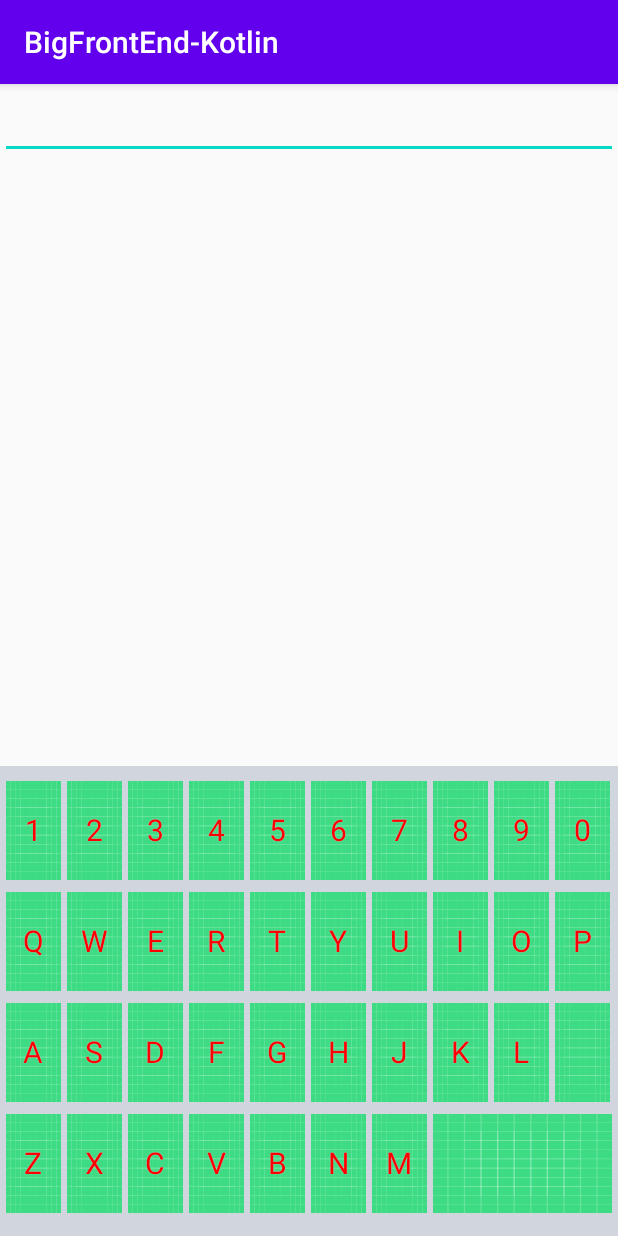
After one commit to kalusyu/BigFrontEnd-Kotlin, an Android app: the KeyboardActivity screen opened directly, with no data from a screen before it, on a phone screen of 412 x 824 dp. The commit adds this screen. Run offline under Robolectric (Android 15) with nearby library versions, the phone set to English and light mode, and no system bars; libraries missing offline, so code that uses them is left out: com.blankj.utilcode.

Commit message:
[feat][custom keyboard]

```diff
--- a/app/src/main/AndroidManifest.xml
+++ b/app/src/main/AndroidManifest.xml
@@ -18,6 +18,7 @@
         android:supportsRtl="true"
         android:theme="@style/AppTheme">
         <activity android:name=".h264decode.H264Activity"></activity>
+        <activity android:name=".custominput.KeyboardActivity"></activity>
         <activity android:name=".DemoActivity">
             <intent-filter>
                 <action android:name="android.intent.action.MAIN" />
--- a/app/src/main/java/com/kalusyu/bigfrontend_kotlin/DemoActivity.kt
+++ b/app/src/main/java/com/kalusyu/bigfrontend_kotlin/DemoActivity.kt
@@ -13,6 +13,7 @@ import androidx.core.app.ActivityCompat
 import androidx.core.content.ContextCompat
 import com.blankj.utilcode.util.TimeUtils
 import com.kalusyu.bigfrontend_kotlin.camerax.CameraActivity
+import com.kalusyu.bigfrontend_kotlin.custominput.KeyboardActivity
 import com.kalusyu.bigfrontend_kotlin.h264decode.H264Activity
 import com.kalusyu.bigfrontend_kotlin.mediacodec.MediaCodecActivity
 import kotlinx.android.synthetic.main.demo_layout.*
@@ -48,6 +49,10 @@ class DemoActivity : AppCompatActivity() {
 
         btn4.setOnClickListener {
             val intent = Intent(this, H264Activity::class.java)
+            startActivity(intent)
+        }
+        btn5.setOnClickListener {
+            val intent = Intent(this, KeyboardActivity::class.java)
             startActivity(intent)
         }
 
--- /dev/null
+++ b/app/src/main/java/com/kalusyu/bigfrontend_kotlin/custominput/CarKeyboardView.java
@@ -0,0 +1,93 @@
+package com.kalusyu.bigfrontend_kotlin.custominput;
+
+import android.annotation.SuppressLint;
+import android.content.Context;
+import android.graphics.Canvas;
+import android.graphics.Paint;
+import android.graphics.Rect;
+import android.graphics.Typeface;
+import android.graphics.drawable.Drawable;
+import android.inputmethodservice.Keyboard;
+import android.inputmethodservice.KeyboardView;
+import android.util.AttributeSet;
+
+import com.blankj.utilcode.util.ScreenUtils;
+import com.kalusyu.bigfrontend_kotlin.R;
+
+import java.util.List;
+
+/**
+ * Created by hao on 2018/9/6.
+ * 车牌号专用键盘
+ */
+public class CarKeyboardView extends KeyboardView {
+
+    public CarKeyboardView(Context context, AttributeSet attrs) {
+        super(context, attrs, 0);
+    }
+
+    public CarKeyboardView(Context context, AttributeSet attrs, int defStyleAttr) {
+        super(context, attrs, defStyleAttr);
+    }
+
+    @Override
+    public void onDraw(Canvas canvas) {
+        super.onDraw(canvas);
+        Keyboard keyboard = getKeyboard();
+        if (keyboard == null) return;
+        List<Keyboard.Key> keys = keyboard.getKeys();
+        if (keys != null && keys.size() > 0) {
+            @SuppressLint("DrawAllocation")
+            Paint paint = new Paint();
+            paint.setTextAlign(Paint.Align.CENTER);
+            Typeface font = Typeface.create(Typeface.SANS_SERIF, Typeface.BOLD);
+            paint.setTypeface(font);
+            paint.setAntiAlias(true);
+            /*for (Keyboard.Key key : keys) {
+                if (key.codes[0] == -4) {
+                    Drawable dr = getContext().getResources().getDrawable(R.drawable.keyboard_confirm_bg);
+                    dr.setBounds(key.x, key.y, key.x + key.width, key.y + key.height);
+                    dr.draw(canvas);
+                    if (key.label != null) {
+                        paint.setTextSize(ScreenUtils.sp2px(getContext(),18));
+                        //设置字体颜色
+                        paint.setColor(getContext().getResources().getColor(R.color.color_white));
+                       // 注意： 这个方法不支持硬件加速，所以我们要测试时必须先关闭硬件加速。加上这一句
+//                        setLayerType(LAYER_TYPE_SOFTWARE, null);
+//                        paint.setShadowLayer(0.1f, 0, 0, getContext().getResources().getColor(R.color.color_white));
+                        @SuppressLint("DrawAllocation")
+                        Rect rect = new Rect(key.x, key.y, key.x + key.width, key.y + key.height);
+                        Paint.FontMetricsInt fontMetrics = paint.getFontMetricsInt();
+                        int baseline = (rect.bottom + rect.top - fontMetrics.bottom - fontMetrics.top) / 2;
+                        // 下面这行是实现水平居中，drawText对应改为传入targetRect.centerX()
+                        paint.setTextAlign(Paint.Align.CENTER);
+                        canvas.drawText(key.label.toString(), rect.centerX(), baseline, paint);
+//                        paint.setShadowLayer(0, 0, 0, 0);
+                    }
+                } else if (key.codes[0] == -5) {
+                    Drawable dr = getContext().getResources().getDrawable(R.drawable.keyboard_delete_bg);
+                    dr.setBounds(key.x, key.y, key.x + key.width, key.y + key.height);
+                    dr.draw(canvas);
+                } else if (key.codes[0] == 73||key.codes[0] == 79) {  // notice 字母 I 和 O 设置特殊背景
+                    Drawable dr = getContext().getResources().getDrawable(R.drawable.shape_keyboard_gray_color_r5);
+                    dr.setBounds(key.x, key.y, key.x + key.width, key.y + key.height);
+                    dr.draw(canvas);
+                    if (key.label != null) {
+                        paint.setTextSize(ScreenUtils.sp2px(getContext(),18));
+                        paint.setColor(getContext().getResources().getColor(R.color.color_white_999999));
+                        // 注意： 这个方法不支持硬件加速，所以我们要测试时必须先关闭硬件加速。加上这一句
+//                        setLayerType(LAYER_TYPE_SOFTWARE, null);
+//                        paint.setShadowLayer(0.1f, 0, 0, getContext().getResources().getColor(R.color.color_white_999999));
+                        @SuppressLint("DrawAllocation")
+                        Rect rect = new Rect(key.x, key.y, key.x + key.width, key.y + key.height);
+                        Paint.FontMetricsInt fontMetrics = paint.getFontMetricsInt();
+                        int baseline = (rect.bottom + rect.top - fontMetrics.bottom - fontMetrics.top) / 2;
+                        paint.setTextAlign(Paint.Align.CENTER);
+                        canvas.drawText(key.label.toString(), rect.centerX(), baseline, paint);
+//                        paint.setShadowLayer(0, 0, 0, 0);
+                    }
+                }
+            }*/
+        }
+    }
+}
--- /dev/null
+++ b/app/src/main/java/com/kalusyu/bigfrontend_kotlin/custominput/KeyboardActivity.kt
@@ -0,0 +1,32 @@
+package com.kalusyu.bigfrontend_kotlin.custominput
+
+import android.os.Bundle
+import androidx.appcompat.app.AppCompatActivity
+import com.kalusyu.bigfrontend_kotlin.R
+import kotlinx.android.synthetic.main.keyboard_layout.*
+
+
+/**
+ * desc:
+ *
+ * @author biaowen.yu
+ * @date 2020/8/17 15:53
+ *
+ **/
+class KeyboardActivity : AppCompatActivity() {
+
+    override fun onCreate(savedInstanceState: Bundle?) {
+        super.onCreate(savedInstanceState)
+        setContentView(R.layout.keyboard_layout)
+
+        var carKeyBoardUtil = CarKeyBoardUtil(ky_keyboard_parent, ky_keyboard, act_key_board_et)
+        act_key_board_et.setOnTouchListener { v, event ->
+            if (carKeyBoardUtil == null) {
+                carKeyBoardUtil =
+                    CarKeyBoardUtil(ky_keyboard_parent, ky_keyboard, act_key_board_et)
+            }
+            carKeyBoardUtil.showKeyboard()
+            false
+        }
+    }
+}
--- /dev/null
+++ b/app/src/main/res/layout/keyboard_layout.xml
@@ -0,0 +1,42 @@
+<?xml version="1.0" encoding="utf-8"?>
+<RelativeLayout xmlns:android="http://schemas.android.com/apk/res/android"
+    xmlns:tools="http://schemas.android.com/tools"
+    android:layout_width="match_parent"
+    android:layout_height="match_parent"
+    android:orientation="vertical">
+
+    <EditText
+        android:id="@+id/act_key_board_et"
+        android:layout_width="match_parent"
+        android:layout_height="50dp"
+        android:inputType="text"
+        tools:ignore="Autofill,LabelFor" />
+
+    <LinearLayout
+        android:id="@+id/ky_keyboard_parent"
+        android:layout_width="match_parent"
+        android:layout_height="wrap_content"
+        android:layout_alignParentBottom="true"
+        android:background="#d1d5dd"
+        android:orientation="vertical"
+        android:paddingBottom="15dp"
+        android:paddingTop="10dp"
+        tools:ignore="RtlHardcoded">
+
+        <!--自定义，随便改-->
+        <com.kalusyu.bigfrontend_kotlin.custominput.CarKeyboardView
+            android:id="@+id/ky_keyboard"
+            android:layout_width="match_parent"
+            android:layout_height="wrap_content"
+            android:background="#d1d5dd"
+            android:focusable="true"
+            android:focusableInTouchMode="true"
+            android:keyBackground="@drawable/ic_launcher_background"
+            android:keyTextColor="#FF0000"
+            android:keyTextSize="20sp"
+            android:shadowColor="#d1d5dd"
+            android:shadowRadius="0.1" />
+
+    </LinearLayout>
+
+</RelativeLayout>
--- /dev/null
+++ b/app/src/main/res/xml/customer_key_board.xml
@@ -0,0 +1,105 @@
+<?xml version="1.0" encoding="UTF-8"?>
+<Keyboard android:keyWidth="10%p" android:keyHeight="8%p"
+    android:horizontalGap="0.0px" android:verticalGap="0.0px"
+    xmlns:android="http://schemas.android.com/apk/res/android">
+    <Row android:verticalGap="1%p">
+        <Key android:codes="49" android:keyLabel="1"
+            android:horizontalGap="1%p" android:keyWidth="8.9%p"
+            android:keyEdgeFlags="left"  />
+        <Key android:codes="50" android:keyLabel="2"
+            android:horizontalGap="1%p" android:keyWidth="8.9%p" />
+        <Key android:codes="51" android:keyLabel="3"
+            android:horizontalGap="1%p" android:keyWidth="8.9%p" />
+        <Key android:codes="52" android:keyLabel="4"
+            android:horizontalGap="1%p" android:keyWidth="8.9%p" />
+        <Key android:codes="53" android:keyLabel="5"
+            android:horizontalGap="1%p" android:keyWidth="8.9%p" />
+        <Key android:codes="54" android:keyLabel="6"
+            android:horizontalGap="1%p" android:keyWidth="8.9%p" />
+        <Key android:codes="55" android:keyLabel="7"
+            android:horizontalGap="1%p" android:keyWidth="8.9%p" />
+        <Key android:codes="56" android:keyLabel="8"
+            android:horizontalGap="1%p" android:keyWidth="8.9%p" />
+        <Key android:codes="57" android:keyLabel="9"
+            android:horizontalGap="1%p" android:keyWidth="8.9%p" />
+        <Key android:codes="48" android:keyLabel="0"
+            android:horizontalGap="1%p" android:keyWidth="8.9%p"
+            android:keyEdgeFlags="right"/>
+    </Row>
+
+    <Row android:verticalGap="1%p">
+        <Key android:codes="81" android:keyLabel="Q"
+            android:horizontalGap="1%p" android:keyWidth="8.9%p"
+            android:keyEdgeFlags="left" />
+        <Key android:codes="87" android:keyLabel="W"
+            android:horizontalGap="1%p" android:keyWidth="8.9%p" />
+        <Key android:codes="69" android:keyLabel="E"
+            android:horizontalGap="1%p" android:keyWidth="8.9%p" />
+        <Key android:codes="82" android:keyLabel="R"
+            android:horizontalGap="1%p" android:keyWidth="8.9%p" />
+        <Key android:codes="84" android:keyLabel="T"
+            android:horizontalGap="1%p" android:keyWidth="8.9%p" />
+        <Key android:codes="89" android:keyLabel="Y"
+            android:horizontalGap="1%p" android:keyWidth="8.9%p" />
+        <Key android:codes="85" android:keyLabel="U"
+            android:horizontalGap="1%p" android:keyWidth="8.9%p" />
+        <Key android:codes="73" android:keyLabel="I"
+            android:horizontalGap="1%p" android:keyWidth="8.9%p" />
+        <Key android:codes="79" android:keyLabel="O"
+            android:horizontalGap="1%p" android:keyWidth="8.9%p" />
+        <Key android:codes="80" android:keyLabel="P"
+            android:horizontalGap="1%p" android:keyWidth="8.9%p"
+            android:keyEdgeFlags="right" />
+    </Row>
+
+    <Row android:verticalGap="1%p">
+        <Key android:codes="65" android:keyLabel="A"
+            android:horizontalGap="1%p" android:keyWidth="8.9%p"
+            android:keyEdgeFlags="left" />
+        <Key android:codes="83" android:keyLabel="S"
+            android:horizontalGap="1%p" android:keyWidth="8.9%p" />
+        <Key android:codes="68" android:keyLabel="D"
+            android:horizontalGap="1%p" android:keyWidth="8.9%p" />
+        <Key android:codes="70"  android:keyLabel="F"
+            android:horizontalGap="1%p" android:keyWidth="8.9%p" />
+        <Key android:codes="71" android:keyLabel="G"
+            android:horizontalGap="1%p" android:keyWidth="8.9%p" />
+        <Key android:codes="72"  android:keyLabel="H"
+            android:horizontalGap="1%p" android:keyWidth="8.9%p" />
+        <Key android:codes="74" android:keyLabel="J"
+            android:horizontalGap="1%p" android:keyWidth="8.9%p" />
+        <Key android:codes="75" android:keyLabel="K"
+            android:horizontalGap="1%p" android:keyWidth="8.9%p" />
+        <Key android:codes="76"  android:keyLabel="L"
+            android:horizontalGap="1%p" android:keyWidth="8.9%p"
+            android:keyEdgeFlags="right" />
+        <Key  android:codes="-5" android:keyEdgeFlags="right"
+            android:horizontalGap="1%p" android:keyWidth="8.9%p"
+            android:isRepeatable="true" />
+        <!--android:keyIcon="@drawable/keyboard_delete_bg"-->
+    </Row>
+
+    <Row >
+        <Key android:codes="90" android:keyLabel="Z"
+            android:horizontalGap="1%p" android:keyWidth="8.9%p"
+            android:keyEdgeFlags="left" />
+        <Key android:codes="88" android:keyLabel="X"
+            android:horizontalGap="1%p" android:keyWidth="8.9%p" />
+        <Key android:codes="67" android:keyLabel="C"
+            android:horizontalGap="1%p" android:keyWidth="8.9%p" />
+        <Key android:codes="86" android:keyLabel="V"
+            android:horizontalGap="1%p" android:keyWidth="8.9%p" />
+        <Key android:codes="66" android:keyLabel="B"
+            android:horizontalGap="1%p" android:keyWidth="8.9%p" />
+        <Key android:codes="78" android:keyLabel="N"
+            android:horizontalGap="1%p" android:keyWidth="8.9%p"/>
+        <Key android:codes="77" android:keyLabel="M"
+            android:horizontalGap="1%p" android:keyWidth="8.9%p"/>
+        <Key  android:codes="-4"
+            android:keyEdgeFlags="right"
+            android:horizontalGap="1%p" android:keyWidth="28.9%p"
+            android:keyLabel="确定" android:isRepeatable="true" />
+        <!--android:keyIcon="@drawable/keyboard_confirm_bg"-->
+    </Row>
+
+</Keyboard>
```
Also changed, not shown: app/src/main/java/com/kalusyu/bigfrontend_kotlin/custominput/CarKeyBoardUtil.java (added, +163 -0 lines).
